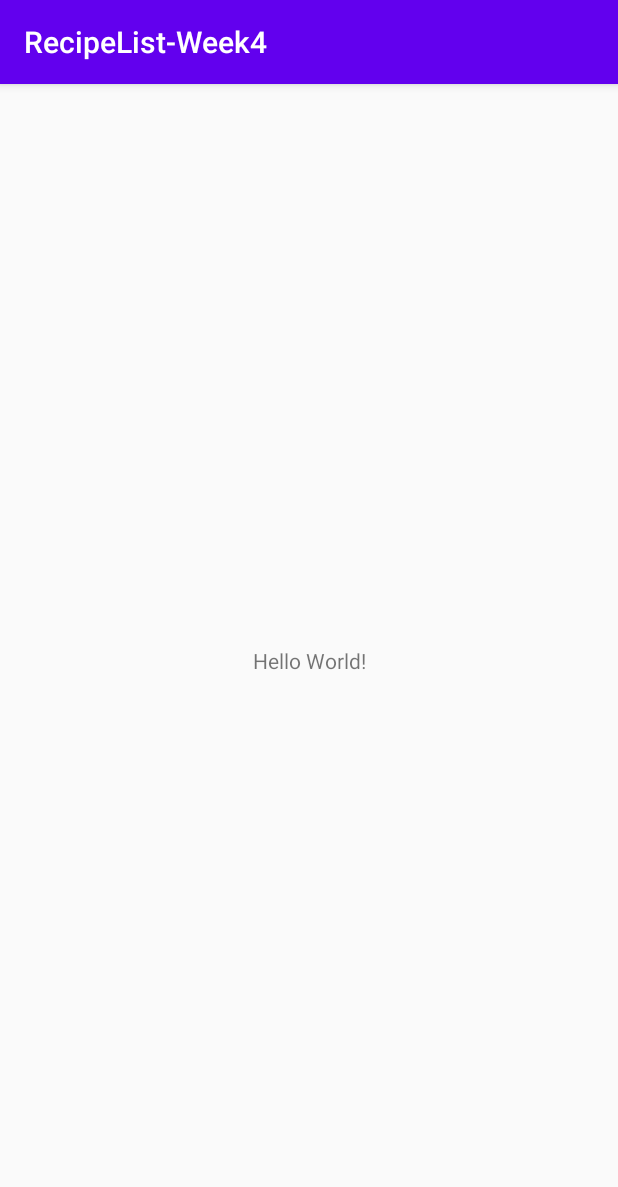
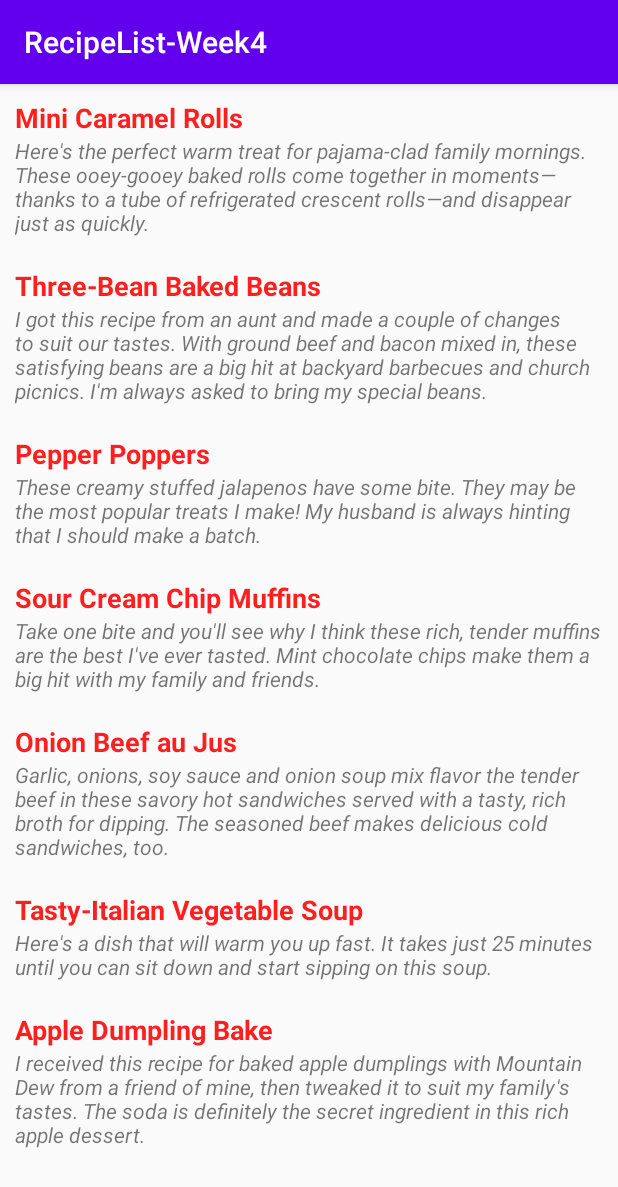
Before and after one commit to theemreergul/RecipeList-Week4, an Android app: the screen it shows after launch (MainActivity), on a phone screen of 412 x 824 dp. Shown: the top 1187 px of the screen. Run offline under Robolectric (Android 15) with nearby library versions, the phone set to English and light mode, and no system bars.

Commit message:
content added, recyclerview generated

```diff
--- a/app/build.gradle
+++ b/app/build.gradle
@@ -26,6 +26,7 @@ dependencies {
     implementation fileTree(dir: "libs", include: ["*.jar"])
     implementation 'androidx.appcompat:appcompat:1.2.0'
     implementation 'androidx.constraintlayout:constraintlayout:2.0.1'
+    implementation 'androidx.recyclerview:recyclerview:1.1.0'
     testImplementation 'junit:junit:4.12'
     androidTestImplementation 'androidx.test.ext:junit:1.1.2'
     androidTestImplementation 'androidx.test.espresso:espresso-core:3.3.0'
--- a/app/src/main/java/com/example/recipelist_week4/MainActivity.java
+++ b/app/src/main/java/com/example/recipelist_week4/MainActivity.java
@@ -1,14 +1,58 @@
 package com.example.recipelist_week4;
 
 import androidx.appcompat.app.AppCompatActivity;
+import androidx.recyclerview.widget.LinearLayoutManager;
+import androidx.recyclerview.widget.RecyclerView;
 
 import android.os.Bundle;
 
+import java.util.ArrayList;
+
 public class MainActivity extends AppCompatActivity {
-
+    private ArrayList<String> mRecipes = new ArrayList<>();
+    private ArrayList<String> mTexts = new ArrayList<>();
+    private ArrayList<String> mImages=new ArrayList<>();
     @Override
     protected void onCreate(Bundle savedInstanceState) {
         super.onCreate(savedInstanceState);
         setContentView(R.layout.activity_main);
+        initRecipes();
+    }
+    private void initRecipes(){
+        mRecipes.add("Mini Caramel Rolls");
+        mTexts.add("Here's the perfect warm treat for pajama-clad family mornings. These ooey-gooey baked rolls come together in moments—thanks to a tube of refrigerated crescent rolls—and disappear just as quickly.");
+        mImages.add("https://www.tasteofhome.com/wp-content/uploads/2018/01/Mini-Caramel-Rolls_EXPS_THMBRDS19_39703_C10_03_1b-1-696x696.jpg");
+
+        mRecipes.add("Three-Bean Baked Beans");
+        mTexts.add("I got this recipe from an aunt and made a couple of changes to suit our tastes. With ground beef and bacon mixed in, these satisfying beans are a big hit at backyard barbecues and church picnics. I'm always asked to bring my special beans.");
+        mImages.add("https://www.tasteofhome.com/wp-content/uploads/2018/01/Three-Bean-Baked-Beans_EXPS_SDAM17_9008_D12_07_8b-696x696.jpg");
+
+        mRecipes.add("Pepper Poppers");
+        mTexts.add("These creamy stuffed jalapenos have some bite. They may be the most popular treats I make! My husband is always hinting that I should make a batch.");
+        mImages.add("https://www.tasteofhome.com/wp-content/uploads/2018/01/Pepper-Poppers_exps8981_RCCF143496D04_16_5bC_RMS-4-696x696.jpg");
+
+        mRecipes.add("Sour Cream Chip Muffins");
+        mTexts.add("Take one bite and you'll see why I think these rich, tender muffins are the best I've ever tasted. Mint chocolate chips make them a big hit with my family and friends. ");
+        mImages.add("https://www.tasteofhome.com/wp-content/uploads/2018/01/exps10111_MRR143297C09_10_2b-696x696.jpg");
+
+        mRecipes.add("Onion Beef au Jus");
+        mTexts.add("Garlic, onions, soy sauce and onion soup mix flavor the tender beef in these savory hot sandwiches served with a tasty, rich broth for dipping. The seasoned beef makes delicious cold sandwiches, too.");
+        mImages.add("https://www.tasteofhome.com/wp-content/uploads/2018/01/Onion-Beef-au-Jus_exps21298_CW143433B03_21_6b_RMS-1-696x696.jpg");
+
+        mRecipes.add("Tasty-Italian Vegetable Soup");
+        mTexts.add("Here's a dish that will warm you up fast. It takes just 25 minutes until you can sit down and start sipping on this soup.");
+        mImages.add("https://www.tasteofhome.com/wp-content/uploads/2018/01/Tasty-Italian-Vegetable-Soup_exps2558_EIT2919394D11_29_1bC_RMS-696x696.jpg");
+
+        mRecipes.add("Apple Dumpling Bake");
+        mTexts.add("I received this recipe for baked apple dumplings with Mountain Dew from a friend of mine, then tweaked it to suit my family's tastes. The soda is definitely the secret ingredient in this rich apple dessert.");
+        mImages.add("https://www.tasteofhome.com/wp-content/uploads/2018/01/Apple-Dumpling-Bake_EXPS_SDAS17_22164_B04_07_2b-1-696x696.jpg");
+
+        initRecyclerView();
+    }
+    void initRecyclerView(){
+        RecyclerView recyclerView = findViewById(R.id.recycler_view);
+        RecyclerViewAdapter adapter=new RecyclerViewAdapter(this,mRecipes,mImages,mTexts);
+        recyclerView.setAdapter(adapter);
+        recyclerView.setLayoutManager(new LinearLayoutManager(this));
     }
 }
--- /dev/null
+++ b/app/src/main/java/com/example/recipelist_week4/RecyclerViewAdapter.java
@@ -0,0 +1,61 @@
+package com.example.recipelist_week4;
+
+import android.content.Context;
+import android.content.Intent;
+import android.view.LayoutInflater;
+import android.view.View;
+import android.view.ViewGroup;
+import android.widget.LinearLayout;
+import android.widget.TextView;
+
+import androidx.annotation.NonNull;
+import androidx.recyclerview.widget.RecyclerView;
+
+import java.util.ArrayList;
+
+public class RecyclerViewAdapter extends RecyclerView.Adapter<RecyclerViewAdapter.ViewHolder> {
+    private ArrayList<String> mRecipes= new ArrayList<>();
+    private ArrayList<String> mImages = new ArrayList<>();
+    private ArrayList<String> mTexts=new ArrayList<>();
+    private Context mContext;
+    public RecyclerViewAdapter(Context context,ArrayList<String> recipes, ArrayList<String> images,ArrayList<String> texts){
+        mRecipes=recipes;
+        mImages=images;
+        mTexts=texts;
+        mContext=context;
+    }
+
+    @NonNull
+    @Override
+    public ViewHolder onCreateViewHolder(@NonNull ViewGroup parent, int viewType) {
+        View view = LayoutInflater.from(parent.getContext()).inflate(R.layout.recipe_list, parent,false);
+        ViewHolder holder = new ViewHolder(view);
+        return holder;
+    }
+
+    @Override
+    public void onBindViewHolder(@NonNull ViewHolder holder, int position) {
+        holder.recipe.setText(mRecipes.get(position));
+        holder.text.setText(mTexts.get(position));
+
+    }
+
+    @Override
+    public int getItemCount() {
+        return mTexts.size();
+    }
+
+    public class ViewHolder extends RecyclerView.ViewHolder {
+        TextView recipe;
+        TextView text;
+        LinearLayout pLayout;
+        public ViewHolder(View itemView){
+            super(itemView);
+            recipe=itemView.findViewById(R.id.txtTitle);
+            text=itemView.findViewById(R.id.txtShortDesc);
+            pLayout=itemView.findViewById(R.id.linear_layout);
+
+        }
+
+    }
+}
--- a/app/src/main/res/layout/activity_main.xml
+++ b/app/src/main/res/layout/activity_main.xml
@@ -1,18 +1,13 @@
 <?xml version="1.0" encoding="utf-8"?>
-<androidx.constraintlayout.widget.ConstraintLayout xmlns:android="http://schemas.android.com/apk/res/android"
+<RelativeLayout xmlns:android="http://schemas.android.com/apk/res/android"
     xmlns:app="http://schemas.android.com/apk/res-auto"
     xmlns:tools="http://schemas.android.com/tools"
     android:layout_width="match_parent"
     android:layout_height="match_parent"
     tools:context=".MainActivity">
 
-    <TextView
-        android:layout_width="wrap_content"
-        android:layout_height="wrap_content"
-        android:text="Hello World!"
-        app:layout_constraintBottom_toBottomOf="parent"
-        app:layout_constraintLeft_toLeftOf="parent"
-        app:layout_constraintRight_toRightOf="parent"
-        app:layout_constraintTop_toTopOf="parent" />
-
-</androidx.constraintlayout.widget.ConstraintLayout>
+    <androidx.recyclerview.widget.RecyclerView
+        android:id="@+id/recycler_view"
+        android:layout_width="match_parent"
+        android:layout_height="match_parent" />
+</RelativeLayout>
--- /dev/null
+++ b/app/src/main/res/layout/recipe_list.xml
@@ -0,0 +1,22 @@
+<?xml version="1.0" encoding="utf-8"?>
+<LinearLayout xmlns:android="http://schemas.android.com/apk/res/android"
+    android:id="@+id/linear_layout"
+    android:layout_width="match_parent"
+    android:layout_height="wrap_content"
+    android:orientation="vertical"
+    android:padding="10dp">
+
+    <TextView
+        android:id="@+id/txtTitle"
+        android:layout_width="match_parent"
+        android:layout_height="wrap_content"
+        android:textColor="#FF1F1F"
+        android:textSize="18sp"
+        android:textStyle="bold" />
+
+    <TextView
+        android:id="@+id/txtShortDesc"
+        android:layout_width="match_parent"
+        android:layout_height="wrap_content"
+        android:textStyle="italic" />
+</LinearLayout>
--- a/app/src/main/res/values/styles.xml
+++ b/app/src/main/res/values/styles.xml
@@ -1,6 +1,6 @@
 <resources>
     <!-- Base application theme. -->
-    <style name="AppTheme" parent="Theme.AppCompat.Light.DarkActionBar">
+    <style name="AppTheme" parent="Theme.AppCompat.DayNight.DarkActionBar">
         <!-- Customize your theme here. -->
         <item name="colorPrimary">@color/colorPrimary</item>
         <item name="colorPrimaryDark">@color/colorPrimaryDark</item>
```
